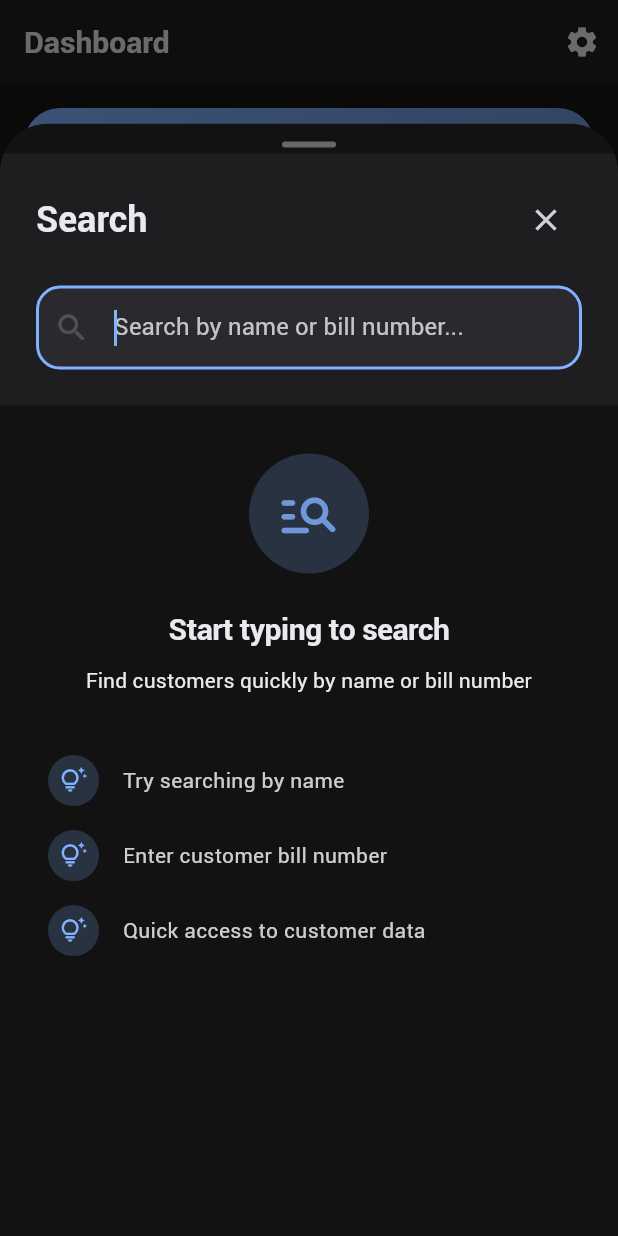
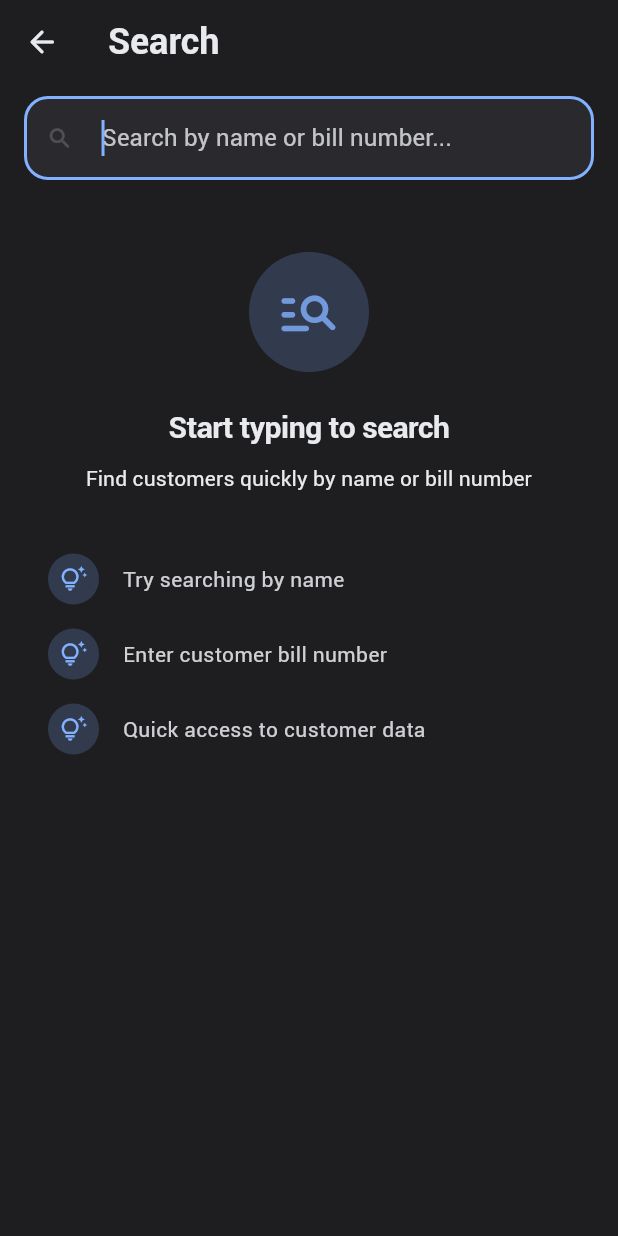
Before and after one commit to tn5052/tailor-managment-supabase, a Flutter app: the screen it shows once a user with an empty profile is signed in, after a tap on "Search by name or bill number...", on a phone screen of 412 x 824 dp. Run offline on Flutter 3.47's test engine with Material 3 defaults, Android fonts, the phone set to English and light mode, and no system bars; drawn by our look-alikes of flutter_animate; our stand-ins replace file_picker, fl_chart, pdf, phosphor_flutter, share_plus, shared_preferences and 2 more; missing offline and left inert: excel, pdfx; accounts and stored records are empty.

Commit message:
Good on Mobile

```diff
--- a/lib/widgets/dashboard/dashboard_search.dart
+++ b/lib/widgets/dashboard/dashboard_search.dart
@@ -21,18 +21,13 @@ class DashboardSearch extends StatefulWidget {
     final isMobile = screenWidth < 640;
 
     if (isMobile) {
-      await showModalBottomSheet(
-        context: context,
-        isScrollControlled: true,
-        backgroundColor: Colors.transparent,
-        clipBehavior: Clip.antiAlias,
-        constraints: BoxConstraints(
-          maxHeight: MediaQuery.of(context).size.height * 0.9,
+      // Full-screen dialog for mobile
+      Navigator.push(
+        context,
+        MaterialPageRoute(
+          fullscreenDialog: true,
+          builder: (context) => const DynamicSearchInterface(),
         ),
-        shape: const RoundedRectangleBorder(
-          borderRadius: BorderRadius.vertical(top: Radius.circular(32)),
-        ),
-        builder: (context) => const DynamicSearchInterface(),
       );
     } else {
       // Enhanced desktop dialog
@@ -271,70 +266,27 @@ class _DynamicSearchInterfaceState extends State<DynamicSearchInterface>
 
   Widget _buildMobileSearch(BuildContext context) {
     final theme = Theme.of(context);
-    final size = MediaQuery.of(context).size;
 
-    return Container(
-      height: size.height * 0.9,
-      decoration: BoxDecoration(
-        color: theme.colorScheme.background,
-        borderRadius: const BorderRadius.vertical(
-          top: Radius.circular(32), // Increased radius for more modern look
+    return Scaffold(
+      backgroundColor: theme.colorScheme.surface,
+      appBar: AppBar(
+        backgroundColor: theme.colorScheme.surface,
+        elevation: 0,
+        leading: IconButton(
+          icon: const Icon(Icons.arrow_back_rounded),
+          onPressed: () => Navigator.pop(context),
         ),
-      ),
-      clipBehavior: Clip.antiAlias,
-      child: SafeArea(
-        bottom: false,
-        child: Column(
-          crossAxisAlignment: CrossAxisAlignment.stretch,
-          children: [
-            // Pull handle with improved styling
-            Center(
-              child: Container(
-                margin: const EdgeInsets.only(top: 12, bottom: 4),
-                width: 36,
-                height: 4,
-                decoration: BoxDecoration(
-                  color: theme.colorScheme.outlineVariant.withOpacity(0.4),
-                  borderRadius: BorderRadius.circular(2),
-                ),
-              ),
-            ),
-
-            // Search header with refined design
-            Container(
-              padding: const EdgeInsets.fromLTRB(24, 20, 24, 24),
-              decoration: BoxDecoration(
-                color: theme.colorScheme.surface,
-                boxShadow: [
-                  BoxShadow(
-                    color: theme.colorScheme.shadow.withOpacity(0.03),
-                    offset: const Offset(0, 1),
-                    blurRadius: 8,
-                    spreadRadius: 0,
-                  ),
-                ],
-              ),
-              child: Column(
-                crossAxisAlignment: CrossAxisAlignment.start,
-                children: [
-                  Row(
-                    children: [
-                      Text(
+        title: Text(
           'Search',
           style: theme.textTheme.headlineSmall?.copyWith(
             fontWeight: FontWeight.bold,
           ),
         ),
-                      const Spacer(),
-                      IconButton(
-                        icon: const Icon(Icons.close),
-                        onPressed: () => Navigator.pop(context),
-                      ),
-                    ],
-                  ),
-                  const SizedBox(height: 20),
-                  // Enhanced search field design
-                  TextField(
+        bottom: PreferredSize(
+          preferredSize: const Size.fromHeight(80),
+          child: Padding(
+            padding: const EdgeInsets.fromLTRB(16, 0, 16, 16),
+            child: TextField(
               controller: _searchController,
               focusNode: _searchFocusNode,
               autofocus: true,
@@ -351,12 +303,11 @@ class _DynamicSearchInterfaceState extends State<DynamicSearchInterface>
                   fontWeight: FontWeight.normal,
                   fontSize: 16,
                 ),
-                      prefixIcon: Container(
-                        padding: const EdgeInsets.all(12),
+                prefixIcon: Padding(
+                  padding: const EdgeInsets.all(12.0),
                   child: Icon(
                     Icons.search_rounded,
                     color: theme.colorScheme.outline,
-                          size: 24,
                   ),
                 ),
                 suffixIcon: _searchController.text.isNotEmpty
@@ -370,7 +321,7 @@ class _DynamicSearchInterfaceState extends State<DynamicSearchInterface>
                   borderRadius: BorderRadius.circular(16),
                   borderSide: BorderSide(
                     color: theme.colorScheme.outlineVariant,
-                          width: 1.5, // Slightly thicker border
+                    width: 1.5,
                   ),
                 ),
                 enabledBorder: OutlineInputBorder(
@@ -397,10 +348,11 @@ class _DynamicSearchInterfaceState extends State<DynamicSearchInterface>
               ),
               onSubmitted: (_) => _selectedIndex >= 0 ? _openSelectedResult() : null,
             ),
-                ],
           ),
         ),
-
+      ),
+      body: Column(
+        children: [
           // Improved search state indicator
           if (_isLoading)
             LinearProgressIndicator(
@@ -414,7 +366,6 @@ class _DynamicSearchInterfaceState extends State<DynamicSearchInterface>
             child: _buildResultsArea(theme),
           ),
         ],
-        ),
       ),
     );
   }
```
Lines whose indentation alone changed are shown as unchanged.
